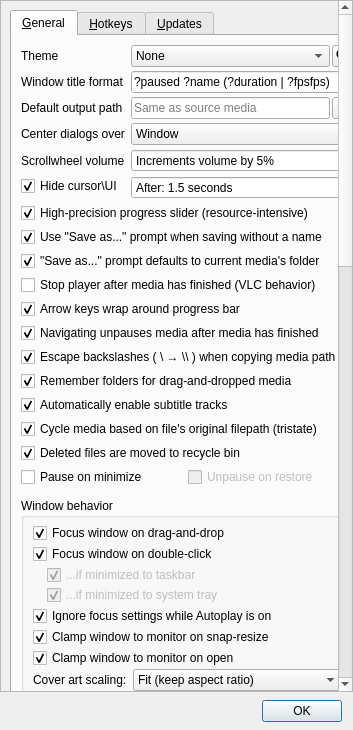
Above: bin/window_settings.ui from thisismy-github/pyplayer before the change. Below: the same form after it.
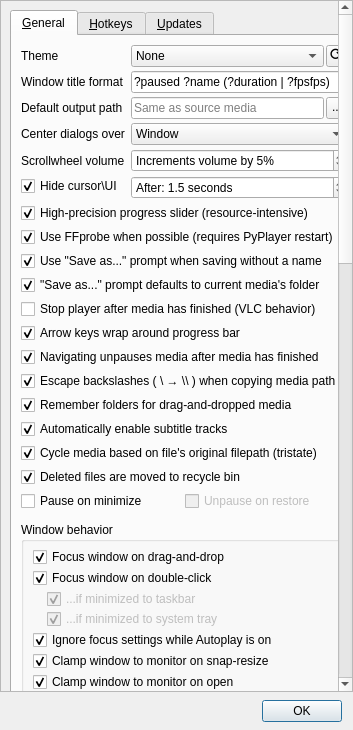
That is the form after the change. Custom widgets are drawn as their Qt base class.

Commit message: Added FFprobe, massive overhaul to opening/parsing

What changed in the file:
```diff
--- a/bin/window_settings.ui
+++ b/bin/window_settings.ui
@@ -58,8 +58,8 @@
        <rect>
         <x>0</x>
         <y>0</y>
-        <width>339</width>
-        <height>1683</height>
+        <width>334</width>
+        <height>1705</height>
        </rect>
       </property>
       <layout class="QVBoxLayout" name="verticalLayout_4">
@@ -322,7 +322,7 @@
                </property>
               </widget>
              </item>
-             <item row="7" column="0" colspan="2">
+             <item row="8" column="0" colspan="2">
               <widget class="QCheckBox" name="checkAlwaysSaveAs">
                <property name="toolTip">
                 <string>If checked, saving an edit with no name specified in the
@@ -340,7 +340,7 @@
                </property>
               </widget>
              </item>
-             <item row="8" column="0" colspan="2">
+             <item row="9" column="0" colspan="2">
               <widget class="QCheckBox" name="checkSaveAsUseMediaFolder">
                <property name="toolTip">
                 <string>If checked, the &quot;Save as...&quot; prompt will default
@@ -356,7 +356,7 @@
                </property>
               </widget>
              </item>
-             <item row="9" column="0" colspan="2">
+             <item row="10" column="0" colspan="2">
               <widget class="QCheckBox" name="checkStopOnFinish">
                <property name="toolTip">
                 <string>If checked, the media player will completely stop
@@ -375,7 +375,7 @@
                </property>
               </widget>
              </item>
-             <item row="10" column="0" colspan="2">
+             <item row="11" column="0" colspan="2">
               <widget class="QCheckBox" name="checkNavigationWrap">
                <property name="toolTip">
                 <string>If checked, using the arrow keys or J/L to navigate forwards or backwards in a video
@@ -391,7 +391,7 @@
                </property>
               </widget>
              </item>
-             <item row="11" column="0" colspan="2">
+             <item row="12" column="0" colspan="2">
               <widget class="QCheckBox" name="checkNavigationUnpause">
                <property name="toolTip">
                 <string>If checked, navigating with the arrow keys, J/L, scrubbing, etc. after the media
@@ -405,7 +405,7 @@
                </property>
               </widget>
              </item>
-             <item row="14" column="0" colspan="2">
+             <item row="15" column="0" colspan="2">
               <widget class="QCheckBox" name="checkAutoEnableSubtitles">
                <property name="toolTip">
                 <string>If checked, subtitle tracks will be automatically
@@ -420,7 +420,7 @@
                </property>
               </widget>
              </item>
-             <item row="15" column="0" colspan="2">
+             <item row="16" column="0" colspan="2">
               <widget class="QCheckBox" name="checkCycleRememberOriginalPath">
                <property name="toolTip">
                 <string>Tristate:
@@ -446,7 +446,7 @@
                </property>
               </widget>
              </item>
-             <item row="16" column="0" colspan="2">
+             <item row="17" column="0" colspan="2">
               <widget class="QCheckBox" name="checkRecycleBin">
                <property name="toolTip">
                 <string>If checked, files marked for deletion are sent to your computer's
@@ -460,7 +460,7 @@
                </property>
               </widget>
              </item>
-             <item row="17" column="0" colspan="2">
+             <item row="18" column="0" colspan="2">
               <layout class="QHBoxLayout" name="horizontalLayout_8">
                <item>
                 <widget class="QCheckBox" name="checkMinimizePause">
@@ -517,7 +517,7 @@
                </item>
               </widget>
              </item>
-             <item row="12" column="0" colspan="2">
+             <item row="13" column="0" colspan="2">
               <widget class="QCheckBox" name="checkCopyEscapeBackslashes">
                <property name="toolTip">
                 <string>If checked, copying a media's path to your clipboard
@@ -535,7 +535,7 @@
                </property>
               </widget>
              </item>
-             <item row="13" column="0" colspan="2">
+             <item row="14" column="0" colspan="2">
               <widget class="QCheckBox" name="checkRememberDropFolder">
                <property name="toolTip">
                 <string>If checked, dragging and dropping media will remember
@@ -552,6 +552,30 @@
                </property>
               </widget>
              </item>
+             <item row="7" column="0" colspan="2">
+              <widget class="QCheckBox" name="checkFFprobe">
+               <property name="toolTip">
+                <string>If checked, FFprobe will be used (if it exists) to parse media files
+for data such as its FPS, duration, etc. to display on the UI. This
+is more reliable, more stable, and sometimes faster than VLC's
+built-in parsing, though VLC is sufficient for many use-cases.
+
+PyPlayer tracks both FFprobe and VLC's parsing progress, and will
+use whichever one finishes first. FFprobe's data is saved to a .txt
+file and reused if possible, for better performance when replaying
+the same files.
+
+NOTE: If you experience noticable delays while
+opening media, you can try disabling this setting.</string>
+               </property>
+               <property name="text">
+                <string>Use FFprobe when possible (requires PyPlayer restart)</string>
+               </property>
+               <property name="checked">
+                <bool>true</bool>
+               </property>
+              </widget>
+             </item>
             </layout>
            </item>
            <item>
@@ -939,7 +963,7 @@
            <item>
             <widget class="QGroupBox" name="groupTray">
              <property name="title">
-              <string>Enable system tray icon (requires PyPlayer to restart)</string>
+              <string>Enable system tray icon (requires PyPlayer restart)</string>
              </property>
              <property name="checkable">
               <bool>true</bool>
```
The commit also changes 5 other files.
